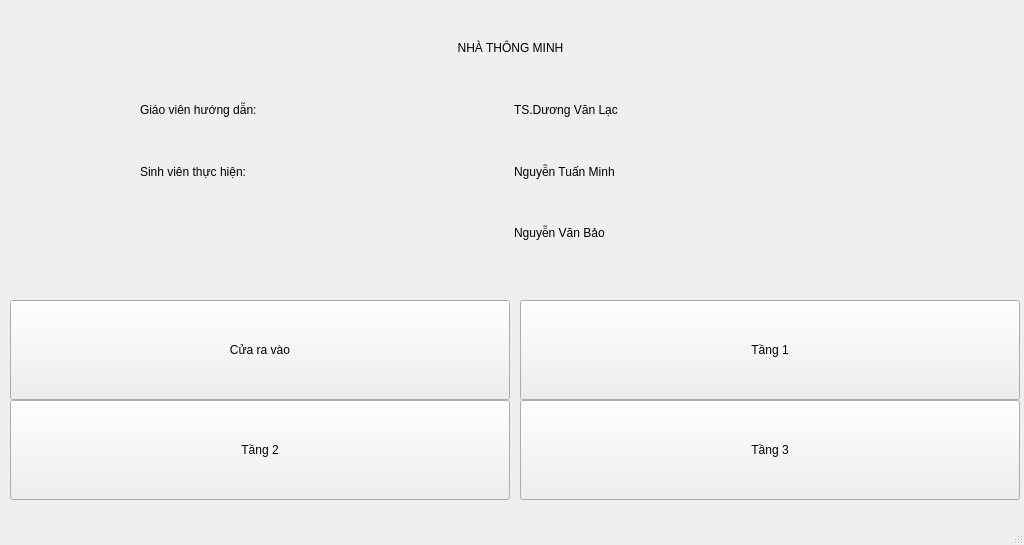
First picture: the form in mainwindow.ui, repository minhnt29/Graduation_GUI, before the edit.
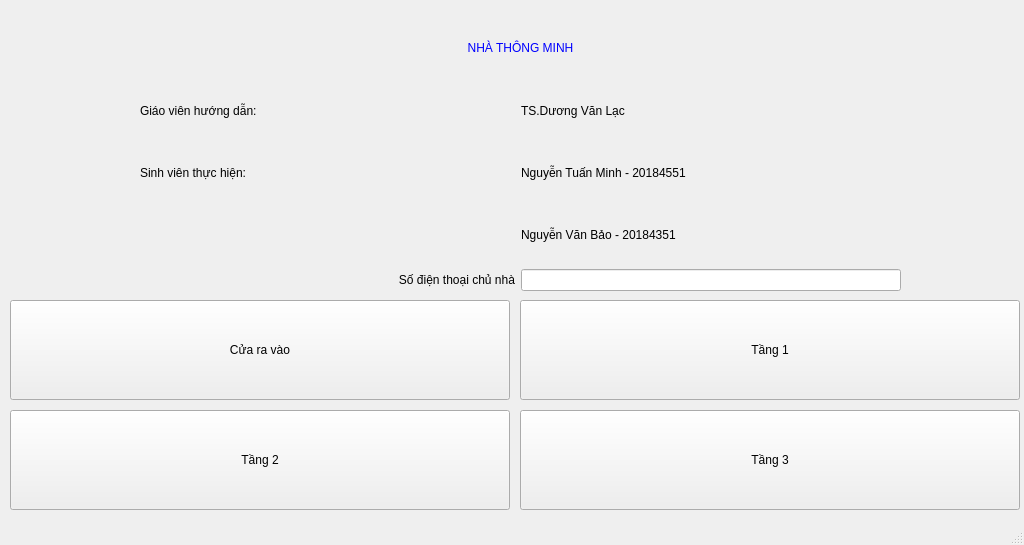
Second picture: the form after the edit. Icons and pictures are not drawn.

```diff
--- a/mainwindow.ui
+++ b/mainwindow.ui
@@ -37,11 +37,54 @@
      <rect>
       <x>140</x>
       <y>20</y>
-      <width>741</width>
-      <height>241</height>
+      <width>761</width>
+      <height>271</height>
      </rect>
     </property>
     <layout class="QGridLayout" name="gridLayout">
+     <item row="2" column="1">
+      <widget class="QLabel" name="label_5">
+       <property name="styleSheet">
+        <string notr="true">font: 75 18pt &quot;PibotoLt&quot;;</string>
+       </property>
+       <property name="text">
+        <string>TS.Dương Văn Lạc</string>
+       </property>
+      </widget>
+     </item>
+     <item row="3" column="1">
+      <widget class="QLabel" name="label_6">
+       <property name="styleSheet">
+        <string notr="true">font: 75 16pt &quot;PibotoLt&quot;;</string>
+       </property>
+       <property name="text">
+        <string>Nguyễn Tuấn Minh - 20184551</string>
+       </property>
+      </widget>
+     </item>
+     <item row="4" column="1">
+      <widget class="QLabel" name="label_7">
+       <property name="styleSheet">
+        <string notr="true">font: 75 16pt &quot;PibotoLt&quot;;</string>
+       </property>
+       <property name="text">
+        <string>Nguyễn Văn Bảo - 20184351</string>
+       </property>
+      </widget>
+     </item>
+     <item row="5" column="1">
+      <widget class="QLineEdit" name="lineEdit_Home_Owner">
+       <property name="maximumSize">
+        <size>
+         <width>380</width>
+         <height>16777215</height>
+        </size>
+       </property>
+       <property name="styleSheet">
+        <string notr="true">font: 75 18pt &quot;PibotoLt&quot;;</string>
+       </property>
+      </widget>
+     </item>
      <item row="4" column="0">
       <widget class="QLabel" name="label_4">
        <property name="text">
@@ -51,27 +94,45 @@
      </item>
      <item row="2" column="0">
       <widget class="QLabel" name="label_2">
+       <property name="styleSheet">
+        <string notr="true">font: 75 18pt &quot;PibotoLt&quot;;</string>
+       </property>
        <property name="text">
         <string>Giáo viên hướng dẫn: </string>
        </property>
       </widget>
      </item>
+     <item row="5" column="0">
+      <widget class="QLabel" name="label_8">
+       <property name="layoutDirection">
+        <enum>Qt::LeftToRight</enum>
+       </property>
+       <property name="styleSheet">
+        <string notr="true">font: 75 16pt &quot;PibotoLt&quot;;</string>
+       </property>
+       <property name="text">
+        <string>Số điện thoại chủ nhà</string>
+       </property>
+       <property name="alignment">
+        <set>Qt::AlignRight|Qt::AlignTrailing|Qt::AlignVCenter</set>
+       </property>
+      </widget>
+     </item>
      <item row="3" column="0">
       <widget class="QLabel" name="label_3">
+       <property name="styleSheet">
+        <string notr="true">font: 75 18pt &quot;PibotoLt&quot;;</string>
+       </property>
        <property name="text">
         <string>Sinh viên thực hiện: </string>
        </property>
       </widget>
      </item>
-     <item row="2" column="1">
-      <widget class="QLabel" name="label_5">
-       <property name="text">
-        <string>TS.Dương Văn Lạc</string>
-       </property>
-      </widget>
-     </item>
      <item row="1" column="0" colspan="2">
       <widget class="QLabel" name="label_Project_Name">
+       <property name="styleSheet">
+        <string notr="true">font: 28pt &quot;C059 [UKWN]&quot;; color : blue;</string>
+       </property>
        <property name="text">
         <string>NHÀ THÔNG MINH</string>
        </property>
@@ -80,20 +141,6 @@
        </property>
       </widget>
      </item>
-     <item row="3" column="1">
-      <widget class="QLabel" name="label_6">
-       <property name="text">
-        <string>Nguyễn Tuấn Minh</string>
-       </property>
-      </widget>
-     </item>
-     <item row="4" column="1">
-      <widget class="QLabel" name="label_7">
-       <property name="text">
-        <string>Nguyễn Văn Bảo</string>
-       </property>
-      </widget>
-     </item>
     </layout>
    </widget>
    <widget class="QLabel" name="label">
@@ -131,7 +178,7 @@
     <property name="geometry">
      <rect>
       <x>10</x>
-      <y>400</y>
+      <y>410</y>
       <width>500</width>
       <height>100</height>
      </rect>
@@ -148,6 +195,9 @@
       <height>16777215</height>
      </size>
     </property>
+    <property name="styleSheet">
+     <string notr="true">font: 75 18pt &quot;PibotoLt&quot;;</string>
+    </property>
     <property name="text">
      <string>Tầng 2</string>
     </property>
@@ -170,6 +220,9 @@
     <property name="layoutDirection">
      <enum>Qt::RightToLeft</enum>
     </property>
+    <property name="styleSheet">
+     <string notr="true">font: 75 18pt &quot;PibotoLt&quot;;</string>
+    </property>
     <property name="text">
      <string>Tầng 1</string>
     </property>
@@ -189,6 +242,9 @@
       <height>100</height>
      </size>
     </property>
+    <property name="styleSheet">
+     <string notr="true">font: 75 18pt &quot;PibotoLt&quot;;</string>
+    </property>
     <property name="text">
      <string>Cửa ra vào</string>
     </property>
@@ -197,7 +253,7 @@
     <property name="geometry">
      <rect>
       <x>520</x>
-      <y>400</y>
+      <y>410</y>
       <width>500</width>
       <height>100</height>
      </rect>
@@ -214,6 +270,9 @@
       <height>0</height>
      </size>
     </property>
+    <property name="styleSheet">
+     <string notr="true">font: 75 18pt &quot;PibotoLt&quot;;</string>
+    </property>
     <property name="text">
      <string>Tầng 3</string>
     </property>
@@ -225,7 +284,7 @@
      <x>0</x>
      <y>0</y>
      <width>1024</width>
-     <height>22</height>
+     <height>27</height>
     </rect>
    </property>
   </widget>
```
